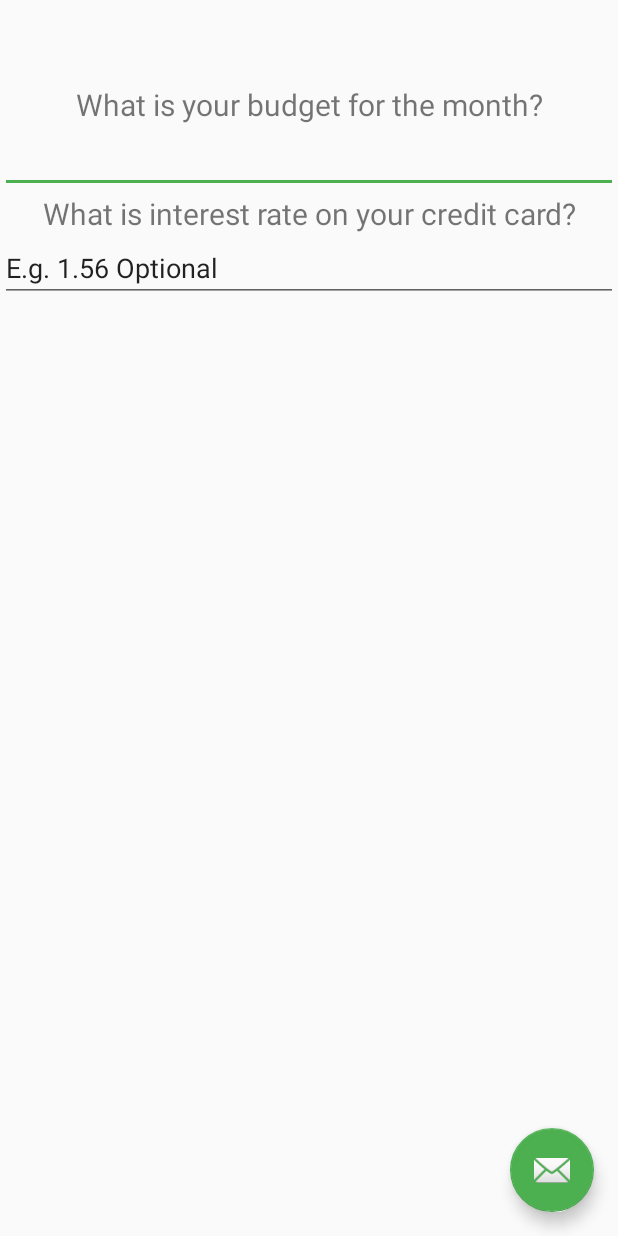
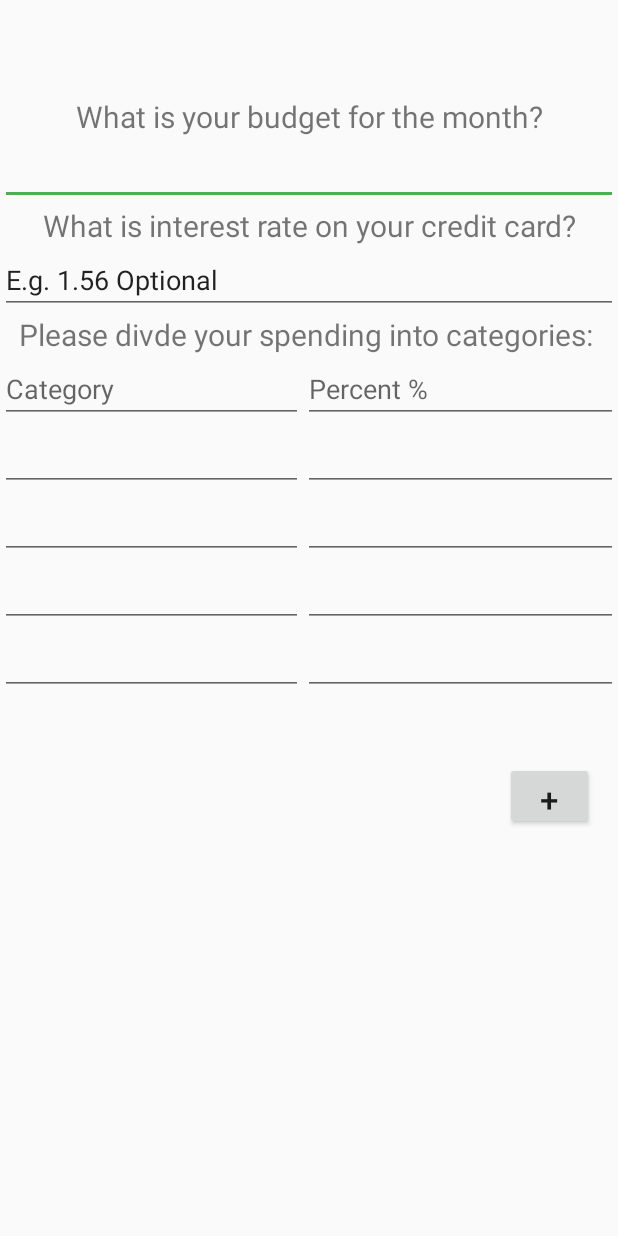
Before and after one commit to kumailn/BudgetApp, an Android app: the layout activity_main3.xml on its own in the app's theme, with its tools: preview values and no code run, on a phone screen of 412 x 824 dp. Run offline under Robolectric (Android 15) with nearby library versions, the phone set to English and light mode, and no system bars.

Commit message:
startup update

```diff
--- a/app/build.gradle
+++ b/app/build.gradle
@@ -6,7 +6,7 @@ android {
         applicationId "com.kumailn.budgetapp"
         minSdkVersion 21
         targetSdkVersion 26
-        versionCode 3
+        versionCode 4
         versionName "1.0"
         testInstrumentationRunner "android.support.test.runner.AndroidJUnitRunner"
     }
--- a/app/src/main/java/com/kumailn/budgetapp/Main3Activity.java
+++ b/app/src/main/java/com/kumailn/budgetapp/Main3Activity.java
@@ -15,17 +15,9 @@ public class Main3Activity extends AppCompatActivity {
         super.onCreate(savedInstanceState);
         setContentView(R.layout.activity_main3);
 
-        Button button = (Button) findViewById(R.id.signupButton);
-        button.setOnClickListener(new View.OnClickListener() {
-            @Override
-            public void onClick(View view) {
-                Signup();
-            }
-        });
     }
 
     public void Signup()
     {
-        EditText category
     }
 }
--- a/app/src/main/java/com/kumailn/budgetapp/MainActivity.java
+++ b/app/src/main/java/com/kumailn/budgetapp/MainActivity.java
@@ -3,6 +3,7 @@ package com.kumailn.budgetapp;
 import android.content.ContentValues;
 import android.content.Context;
 import android.content.Intent;
+import android.content.SharedPreferences;
 import android.database.Cursor;
 import android.database.sqlite.SQLiteDatabase;
 import android.location.Location;
@@ -46,7 +47,16 @@ public class MainActivity extends AppCompatActivity {
         super.onCreate(savedInstanceState);
         setContentView(R.layout.activity_main);
         Intent i = new Intent(getApplicationContext(), LocationService.class);
-        //startService(i);
+        //Make sure permissions are granted
+        startService(i);
+
+        SharedPreferences sharedPreferences = getSharedPreferences("myData", Context.MODE_PRIVATE);
+        Integer value1 = sharedPreferences.getInt("Num", 0);
+        if(value1 == 0){
+            sharedPreferences.edit().putInt("Num", value1++).apply();
+            startActivity(new Intent(getApplicationContext(), Main3Activity.class));
+        }
+        sharedPreferences.edit().putInt("Num", value1++).apply();
 
         FloatingActionButton fab = (FloatingActionButton) findViewById(R.id.fab);
         fab.setOnClickListener(new View.OnClickListener() {
--- a/app/src/main/res/layout/activity_main3.xml
+++ b/app/src/main/res/layout/activity_main3.xml
@@ -8,45 +8,170 @@
     tools:context="com.kumailn.budgetapp.MainActivity">
 
     <include layout="@layout/content_main" />
-    <android.support.design.widget.FloatingActionButton
-        android:id="@+id/fab"
-        android:layout_width="wrap_content"
-        android:layout_height="wrap_content"
-        android:layout_gravity="bottom|end"
-        android:layout_margin="@dimen/fab_margin"
-        android:src="@android:drawable/ic_dialog_email" />
+
+    <android.support.constraint.ConstraintLayout
+        android:layout_width="match_parent"
+        android:layout_height="wrap_content">
+
+        <Button
+            android:id="@+id/button2"
+            android:layout_width="59dp"
+            android:layout_height="45dp"
+            android:layout_marginEnd="16dp"
+            android:layout_marginTop="452dp"
+            android:text="+"
+            android:textSize="22sp"
+            app:layout_constraintEnd_toEndOf="parent"
+            app:layout_constraintTop_toTopOf="parent" />
 
         <ScrollView
             android:layout_width="match_parent"
-        android:layout_height="wrap_content">
+            android:layout_height="wrap_content"
+            android:layout_marginTop="8dp"
+            app:layout_constraintTop_toTopOf="parent">
 
             <LinearLayout
                 android:layout_width="match_parent"
                 android:layout_height="wrap_content"
                 android:orientation="vertical">
+
                 <TextView
                     android:layout_width="match_parent"
                     android:layout_height="wrap_content"
-                android:textSize="20dp"
                     android:text="What is your budget for the month?"
-                android:textAlignment="center"/>
+                    android:textAlignment="center"
+                    android:textSize="20dp" />
+
                 <EditText
+                    android:id="@+id/budget"
                     android:layout_width="match_parent"
-                android:layout_height="wrap_content"
-                android:id="@+id/budget"/>
+                    android:layout_height="wrap_content" />
+
                 <TextView
                     android:layout_width="match_parent"
                     android:layout_height="wrap_content"
-                android:textSize="20dp"
                     android:text="What is interest rate on your credit card?"
-                android:textAlignment="center" />
+                    android:textAlignment="center"
+                    android:textSize="20dp" />
+
                 <EditText
+                    android:id="@+id/interest"
                     android:layout_width="match_parent"
                     android:layout_height="wrap_content"
-                android:id="@+id/interest"
-                android:text="E.g. 1.56 Optional"/>
+                    android:text="E.g. 1.56 Optional" />
+
+                <TextView
+                    android:id="@+id/textView2"
+                    android:layout_width="match_parent"
+                    android:layout_height="wrap_content"
+                    android:text="Please divde your spending into categories: "
+                    android:textAlignment="center"
+                    android:textSize="20dp" />
+
+                <LinearLayout
+                    android:layout_width="match_parent"
+                    android:layout_height="match_parent"
+                    android:orientation="horizontal">
+
+                    <EditText
+                        android:id="@+id/edittextCategory1"
+                        android:layout_width="179dp"
+                        android:layout_height="wrap_content"
+                        android:layout_weight="1"
+                        android:hint="Category" />
+
+                    <EditText
+                        android:id="@+id/edittextCategoryPercent1"
+                        android:layout_width="187dp"
+                        android:layout_height="wrap_content"
+                        android:layout_weight="1"
+                        android:hint="Percent %" />
+
+                </LinearLayout>
+
+                <LinearLayout
+                    android:layout_width="match_parent"
+                    android:layout_height="match_parent"
+                    android:layout_weight="1"
+                    android:orientation="horizontal">
+
+                    <EditText
+                        android:id="@+id/edittextCategory2"
+                        android:layout_width="179dp"
+                        android:layout_height="wrap_content"
+                        android:layout_weight="1" />
+
+                    <EditText
+                        android:id="@+id/edittextCategoryPercent2"
+                        android:layout_width="187dp"
+                        android:layout_height="wrap_content"
+                        android:layout_weight="1" />
+
+                </LinearLayout>
+
+                <LinearLayout
+                    android:layout_width="match_parent"
+                    android:layout_height="match_parent"
+                    android:layout_weight="1"
+                    android:orientation="horizontal">
+
+                    <EditText
+                        android:id="@+id/edittextCategory3"
+                        android:layout_width="179dp"
+                        android:layout_height="wrap_content"
+                        android:layout_weight="1" />
+
+                    <EditText
+                        android:id="@+id/edittextCategoryPercent3"
+                        android:layout_width="187dp"
+                        android:layout_height="wrap_content"
+                        android:layout_weight="1" />
+
+                </LinearLayout>
+
+                <LinearLayout
+                    android:layout_width="match_parent"
+                    android:layout_height="match_parent"
+                    android:layout_weight="1"
+                    android:orientation="horizontal">
+
+                    <EditText
+                        android:id="@+id/edittextCategory4"
+                        android:layout_width="179dp"
+                        android:layout_height="wrap_content"
+                        android:layout_weight="1" />
+
+                    <EditText
+                        android:id="@+id/edittextCategoryPercent4"
+                        android:layout_width="187dp"
+                        android:layout_height="wrap_content"
+                        android:layout_weight="1" />
+
+                </LinearLayout>
+
+                <LinearLayout
+                    android:layout_width="match_parent"
+                    android:layout_height="match_parent"
+                    android:layout_weight="1"
+                    android:orientation="horizontal">
+
+                    <EditText
+                        android:id="@+id/edittextCategory5"
+                        android:layout_width="179dp"
+                        android:layout_height="wrap_content"
+                        android:layout_weight="1" />
+
+                    <EditText
+                        android:id="@+id/edittextCategoryPercent5"
+                        android:layout_width="187dp"
+                        android:layout_height="wrap_content"
+                        android:layout_weight="1" />
+
+                </LinearLayout>
+
             </LinearLayout>
         </ScrollView>
+    </android.support.constraint.ConstraintLayout>
 
 
 </android.support.design.widget.CoordinatorLayout>
```
Lines whose indentation alone changed are shown as unchanged.
